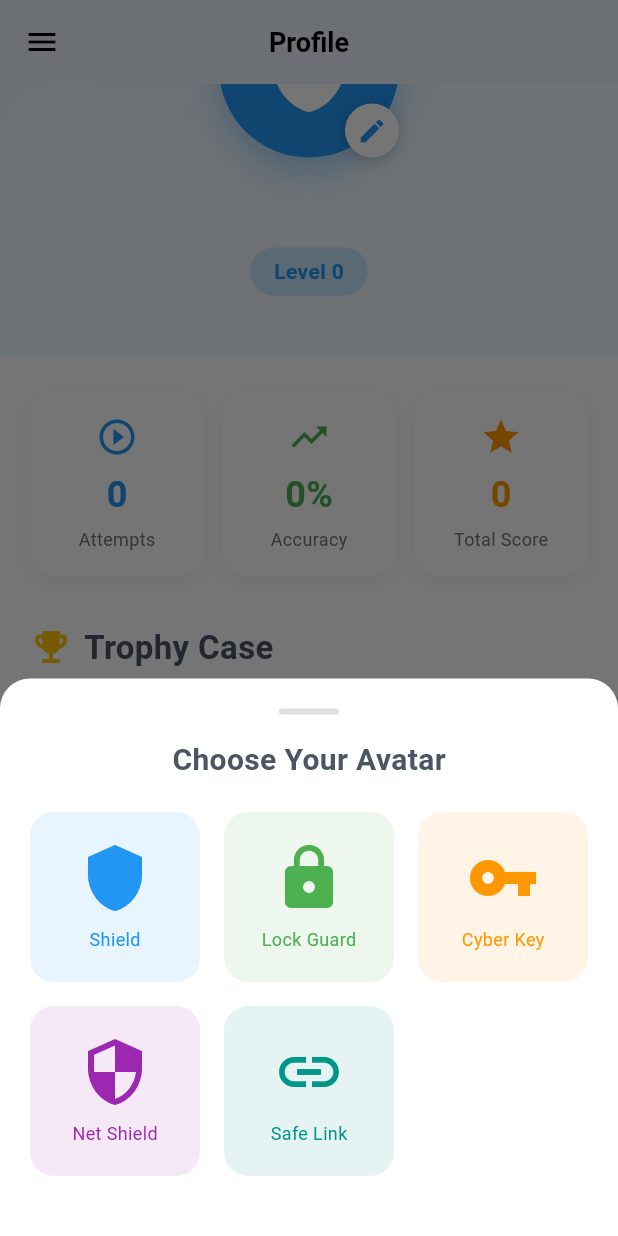
After one commit to Aiman-juns/fyp_cyberguard, a Flutter app: the UserDashboardScreen screen opened by its route, item 6 of the bottom bar chosen, scrolled down 111 dp, after a tap on the "edit" icon, on a phone screen of 412 x 824 dp. The commit adds this screen. Run offline on Flutter 3.47's test engine with Material 3 defaults, Android fonts, the light colour scheme and no system bars; drawn by our look-alikes of salomon_bottom_bar; our stand-ins replace chewie, fl_chart, flutter_riverpod, go_router, google_generative_ai, supabase_flutter and 2 more; accounts and stored records are empty; network calls fail.

Commit message:
new profile icon

```diff
--- a/lib/auth/models/user_model.dart
+++ b/lib/auth/models/user_model.dart
@@ -4,6 +4,7 @@ class UserModel {
   final String fullName;
   final String role;
   final String? avatarUrl;
+  final String avatarId;
   final int totalScore;
   final int level;
 
@@ -13,6 +14,7 @@ class UserModel {
     required this.fullName,
     required this.role,
     this.avatarUrl,
+    required this.avatarId,
     required this.totalScore,
     required this.level,
   });
@@ -25,6 +27,7 @@ class UserModel {
       fullName: json['full_name'] as String,
       role: json['role'] as String,
       avatarUrl: json['avatar_url'] as String?,
+      avatarId: json['avatar_id'] as String? ?? 'shield',
       totalScore: json['total_score'] as int? ?? 0,
       level: json['level'] as int? ?? 1,
     );
@@ -38,6 +41,7 @@ class UserModel {
       'full_name': fullName,
       'role': role,
       'avatar_url': avatarUrl,
+      'avatar_id': avatarId,
       'total_score': totalScore,
       'level': level,
     };
@@ -50,6 +54,7 @@ class UserModel {
     String? fullName,
     String? role,
     String? avatarUrl,
+    String? avatarId,
     int? totalScore,
     int? level,
   }) {
@@ -59,6 +64,7 @@ class UserModel {
       fullName: fullName ?? this.fullName,
       role: role ?? this.role,
       avatarUrl: avatarUrl ?? this.avatarUrl,
+      avatarId: avatarId ?? this.avatarId,
       totalScore: totalScore ?? this.totalScore,
       level: level ?? this.level,
     );
@@ -66,7 +72,7 @@ class UserModel {
 
   @override
   String toString() =>
-      'UserModel(id: $id, email: $email, fullName: $fullName, role: $role, avatarUrl: $avatarUrl, totalScore: $totalScore, level: $level)';
+      'UserModel(id: $id, email: $email, fullName: $fullName, role: $role, avatarUrl: $avatarUrl, avatarId: $avatarId, totalScore: $totalScore, level: $level)';
 
   @override
   bool operator ==(Object other) =>
@@ -78,6 +84,7 @@ class UserModel {
           fullName == other.fullName &&
           role == other.role &&
           avatarUrl == other.avatarUrl &&
+          avatarId == other.avatarId &&
           totalScore == other.totalScore &&
           level == other.level;
 
@@ -88,6 +95,7 @@ class UserModel {
       fullName.hashCode ^
       role.hashCode ^
       avatarUrl.hashCode ^
+      avatarId.hashCode ^
       totalScore.hashCode ^
       level.hashCode;
 }
--- a/lib/auth/providers/auth_provider.dart
+++ b/lib/auth/providers/auth_provider.dart
@@ -1,6 +1,7 @@
 import 'package:flutter_riverpod/flutter_riverpod.dart';
 import '../models/user_model.dart';
 import '../../config/supabase_config.dart';
+import '../../core/services/avatar_service.dart';
 
 /// Auth State enum
 enum AuthState { loading, authenticated, unauthenticated, error }
@@ -95,6 +96,9 @@ class AuthProvider extends StateNotifier<AsyncValue<UserModel?>> {
 
       final user = authResponse.user;
       if (user != null) {
+        // Generate random avatar ID
+        final avatarId = AvatarService.getRandomAvatarId();
+
         // Generate avatar URL from name
         // For Phase 1, using simple DiceBear initials
         final avatarUrl =
@@ -107,6 +111,7 @@ class AuthProvider extends StateNotifier<AsyncValue<UserModel?>> {
           fullName: fullName,
           role: 'user',
           avatarUrl: avatarUrl,
+          avatarId: avatarId,
           totalScore: 0,
           level: 1,
         );
--- a/lib/config/router_config.dart
+++ b/lib/config/router_config.dart
@@ -10,6 +10,7 @@ import '../features/news/screens/news_screen.dart';
 import '../features/news/screens/news_detail_screen.dart';
 import '../features/assistant/screens/assistant_screen.dart';
 import '../features/performance/screens/performance_screen.dart';
+import '../features/profile/screens/profile_screen.dart';
 import '../features/admin/screens/admin_dashboard_screen.dart';
 import '../shared/widgets/custom_drawer.dart';
 import '../shared/widgets/custom_bottom_nav.dart';
@@ -32,6 +33,7 @@ class _UserDashboardScreenState extends ConsumerState<UserDashboardScreen> {
     AssistantScreen(),
     PerformanceScreen(),
     NewsScreen(),
+    ProfileScreen(),
   ];
 
   static const List<String> _titles = [
@@ -40,6 +42,7 @@ class _UserDashboardScreenState extends ConsumerState<UserDashboardScreen> {
     'Assistant',
     'Performance',
     'News',
+    'Profile',
   ];
 
   void _onItemTapped(int index) {
--- /dev/null
+++ b/lib/core/services/avatar_service.dart
@@ -0,0 +1,76 @@
+import 'package:flutter/material.dart';
+import 'dart:math';
+
+/// Data class representing a user avatar
+class AvatarData {
+  final String id;
+  final IconData icon;
+  final Color color;
+  final String name;
+
+  const AvatarData({
+    required this.id,
+    required this.icon,
+    required this.color,
+    required this.name,
+  });
+}
+
+/// Service for managing user avatars
+class AvatarService {
+  static const List<AvatarData> _avatars = [
+    AvatarData(
+      id: 'shield',
+      icon: Icons.shield,
+      color: Colors.blue,
+      name: 'Shield',
+    ),
+    AvatarData(
+      id: 'lock_guard',
+      icon: Icons.lock,
+      color: Colors.green,
+      name: 'Lock Guard',
+    ),
+    AvatarData(
+      id: 'cyber_key',
+      icon: Icons.vpn_key,
+      color: Colors.orange,
+      name: 'Cyber Key',
+    ),
+    AvatarData(
+      id: 'net_shield',
+      icon: Icons.security,
+      color: Colors.purple,
+      name: 'Net Shield',
+    ),
+    AvatarData(
+      id: 'safe_link',
+      icon: Icons.link,
+      color: Colors.teal,
+      name: 'Safe Link',
+    ),
+  ];
+
+  /// Returns a random avatar ID from the available avatars
+  static String getRandomAvatarId() {
+    final random = Random();
+    final index = random.nextInt(_avatars.length);
+    return _avatars[index].id;
+  }
+
+  /// Returns the AvatarData for a given avatar ID
+  /// Falls back to the first avatar if ID is not found
+  static AvatarData getAvatarById(String id) {
+    try {
+      return _avatars.firstWhere((avatar) => avatar.id == id);
+    } catch (e) {
+      // Return default avatar if ID not found
+      return _avatars[0];
+    }
+  }
+
+  /// Returns all available avatars
+  static List<AvatarData> getAllAvatars() {
+    return List.unmodifiable(_avatars);
+  }
+}
--- /dev/null
+++ b/lib/features/profile/screens/profile_screen.dart
@@ -0,0 +1,540 @@
+import 'package:flutter/material.dart';
+import 'package:flutter_riverpod/flutter_riverpod.dart';
+import '../../../auth/providers/auth_provider.dart';
+import '../../../core/services/avatar_service.dart';
+import '../../../config/supabase_config.dart';
+import '../../performance/providers/performance_provider.dart';
+
+class ProfileScreen extends ConsumerWidget {
+  const ProfileScreen({Key? key}) : super(key: key);
+
+  Future<void> _updateAvatar(BuildContext context, WidgetRef ref, String newAvatarId) async {
+    try {
+      final userId = SupabaseConfig.client.auth.currentUser?.id;
+      if (userId == null) return;
+
+      // Update in Supabase
+      await SupabaseConfig.client
+          .from('users')
+          .update({'avatar_id': newAvatarId})
+          .eq('id', userId);
+
+      // Refresh auth state by invalidating the provider
+      ref.invalidate(authProvider);
+
+      if (context.mounted) {
+        Navigator.pop(context);
+        ScaffoldMessenger.of(context).showSnackBar(
+          const SnackBar(content: Text('Avatar updated successfully!')),
+        );
+      }
+    } catch (e) {
+      if (context.mounted) {
+        ScaffoldMessenger.of(context).showSnackBar(
+          SnackBar(content: Text('Failed to update avatar: $e')),
+        );
+      }
+    }
+  }
+
+  void _showAvatarPicker(BuildContext context, WidgetRef ref, String currentAvatarId) {
+    showModalBottomSheet(
+      context: context,
+      shape: const RoundedRectangleBorder(
+        borderRadius: BorderRadius.vertical(top: Radius.circular(20)),
+      ),
+      builder: (context) {
+        return Container(
+          padding: const EdgeInsets.all(20),
+          child: Column(
+            mainAxisSize: MainAxisSize.min,
+            children: [
+              Container(
+                width: 40,
+                height: 4,
+                decoration: BoxDecoration(
+                  color: Colors.grey.shade300,
+                  borderRadius: BorderRadius.circular(2),
+                ),
+              ),
+              const SizedBox(height: 16),
+              Text(
+                'Choose Your Avatar',
+                style: TextStyle(
+                  fontSize: 20,
+                  fontWeight: FontWeight.bold,
+                ),
+              ),
+              const SizedBox(height: 20),
+              GridView.builder(
+                shrinkWrap: true,
+                physics: const NeverScrollableScrollPhysics(),
+                gridDelegate: const SliverGridDelegateWithFixedCrossAxisCount(
+                  crossAxisCount: 3,
+                  crossAxisSpacing: 16,
+                  mainAxisSpacing: 16,
+                  childAspectRatio: 1,
+                ),
+                itemCount: AvatarService.getAllAvatars().length,
+                itemBuilder: (context, index) {
+                  final avatar = AvatarService.getAllAvatars()[index];
+                  final isSelected = avatar.id == currentAvatarId;
+
+                  return GestureDetector(
+                    onTap: () => _updateAvatar(context, ref, avatar.id),
+                    child: Container(
+                      decoration: BoxDecoration(
+                        color: avatar.color.withOpacity(0.1),
+                        borderRadius: BorderRadius.circular(16),
+                        border: Border.all(
+                          color: isSelected ? avatar.color : Colors.transparent,
+                          width: 3,
+                        ),
+                      ),
+                      child: Column(
+                        mainAxisAlignment: MainAxisAlignment.center,
+                        children: [
+                          Icon(
+                            avatar.icon,
+                            size: 48,
+                            color: avatar.color,
+                          ),
+                          const SizedBox(height: 8),
+                          Text(
+                            avatar.name,
+                            style: TextStyle(
+                              fontSize: 12,
+                              fontWeight: isSelected ? FontWeight.bold : FontWeight.normal,
+                              color: avatar.color,
+                            ),
+                          ),
+                          if (isSelected)
+                            Icon(
+                              Icons.check_circle,
+                              color: avatar.color,
+                              size: 16,
+                            ),
+                        ],
+                      ),
+                    ),
+                  );
+                },
+              ),
+              const SizedBox(height: 20),
+            ],
+          ),
+        );
+      },
+    );
+  }
+
+  @override
+  Widget build(BuildContext context, WidgetRef ref) {
+    final authState = ref.watch(authProvider);
+    final isDark = Theme.of(context).brightness == Brightness.dark;
+
+    return authState.when(
+      data: (user) {
+        if (user == null) {
+          return Center(
+            child: Text('Please log in to view your profile'),
+          );
+        }
+
+        final avatar = AvatarService.getAvatarById(user.avatarId);
+        final performanceAsync = ref.watch(performanceProvider);
+        final achievementsAsync = ref.watch(userAchievementsProvider);
+
+        return SingleChildScrollView(
+          child: Column(
+            children: [
+              // Header with Avatar
+              Container(
+                width: double.infinity,
+                padding: const EdgeInsets.symmetric(vertical: 40, horizontal: 20),
+                decoration: BoxDecoration(
+                  gradient: LinearGradient(
+                    begin: Alignment.topLeft,
+                    end: Alignment.bottomRight,
+                    colors: isDark
+                        ? [const Color(0xFF1A1A2E), const Color(0xFF16213E)]
+                        : [avatar.color.withOpacity(0.1), avatar.color.withOpacity(0.05)],
+                  ),
+                ),
+                child: Column(
+                  children: [
+                    // Avatar with Edit button
+                    Stack(
+                      children: [
+                        Container(
+                          width: 120,
+                          height: 120,
+                          decoration: BoxDecoration(
+                            color: avatar.color,
+                            shape: BoxShape.circle,
+                            boxShadow: [
+                              BoxShadow(
+                                color: avatar.color.withOpacity(0.4),
+                                blurRadius: 20,
+                                offset: const Offset(0, 8),
+                              ),
+                            ],
+                          ),
+                          child: Icon(
+                            avatar.icon,
+                            size: 64,
+                            color: Colors.white,
+                          ),
+                        ),
+                        Positioned(
+                          bottom: 0,
+                          right: 0,
+                          child: GestureDetector(
+                            onTap: () => _showAvatarPicker(context, ref, user.avatarId),
+                            child: Container(
+                              padding: const EdgeInsets.all(8),
+                              decoration: BoxDecoration(
+                                color: Colors.white,
+                                shape: BoxShape.circle,
+                                boxShadow: [
+                                  BoxShadow(
+                                    color: Colors.black.withOpacity(0.2),
+                                    blurRadius: 8,
+                                    offset: const Offset(0, 2),
+                                  ),
+                                ],
+                              ),
+                              child: Icon(
+                                Icons.edit,
+                                size: 20,
+                                color: avatar.color,
+                              ),
+                            ),
+                          ),
+                        ),
+                      ],
+                    ),
+                    const SizedBox(height: 16),
+                    // Name
+                    Text(
+                      user.fullName,
+                      style: TextStyle(
+                        fontSize: 28,
+                        fontWeight: FontWeight.bold,
+                      ),
+                    ),
+                    const SizedBox(height: 4),
+                    // Level
+                    Container(
+                      padding: const EdgeInsets.symmetric(horizontal: 16, vertical: 6),
+                      decoration: BoxDecoration(
+                        color: avatar.color.withOpacity(0.2),
+                        borderRadius: BorderRadius.circular(20),
+                      ),
+                      child: Text(
+                        'Level ${user.level}',
+                        style: TextStyle(
+                          fontSize: 14,
+                          color: avatar.color,
+                          fontWeight: FontWeight.w600,
+                        ),
+                      ),
+                    ),
+                  ],
+                ),
+              ),
+
+              const SizedBox(height: 24),
+
+              // Stats Row
+              Padding(
+                padding: const EdgeInsets.symmetric(horizontal: 20),
+                child: performanceAsync.when(
+                  data: (stats) {
+                    return Row(
+                      children: [
+                        Expanded(
+                          child: _StatCard(
+                            title: 'Attempts',
+                            value: stats.totalAttempts.toString(),
+                            icon: Icons.play_circle_outline,
+                            color: Colors.blue,
+                            isDark: isDark,
+                          ),
+                        ),
+                        const SizedBox(width: 12),
+                        Expanded(
+                          child: _StatCard(
+                            title: 'Accuracy',
+                            value: '${stats.accuracyPercentage.toStringAsFixed(0)}%',
+                            icon: Icons.trending_up,
+                            color: Colors.green,
+                            isDark: isDark,
+                          ),
+                        ),
+                        const SizedBox(width: 12),
+                        Expanded(
+                          child: _StatCard(
+                            title: 'Total Score',
+                            value: stats.totalScore.toString(),
+                            icon: Icons.star,
+                            color: Colors.orange,
+                            isDark: isDark,
+                          ),
+                        ),
+                      ],
+                    );
+                  },
+                  loading: () => const Center(child: CircularProgressIndicator()),
+                  error: (e, _) => Text('Error loading stats: $e'),
+                ),
+              ),
+
+              const SizedBox(height: 32),
+
+              // Trophy Case Section
+              Padding(
+                padding: const EdgeInsets.symmetric(horizontal: 20),
+                child: Column(
+                  crossAxisAlignment: CrossAxisAlignment.start,
+                  children: [
+                    Row(
+                      children: [
+                        Icon(Icons.emoji_events, color: Colors.amber, size: 28),
+                        const SizedBox(width: 8),
+                        Text(
+                          'Trophy Case',
+                          style: TextStyle(
+                            fontSize: 22,
+                            fontWeight: FontWeight.bold,
+                          ),
+                        ),
+                      ],
+                    ),
+                    const SizedBox(height: 16),
+                    achievementsAsync.when(
+                      data: (achievements) {
+                        if (achievements.isEmpty) {
+                          return Container(
+                            padding: const EdgeInsets.all(32),
+                            decoration: BoxDecoration(
+                              color: isDark ? Colors.grey.shade900 : Colors.grey.shade100,
+                              borderRadius: BorderRadius.circular(16),
+                              border: Border.all(
+                                color: isDark ? Colors.grey.shade800 : Colors.grey.shade300,
+                              ),
+                            ),
+                            child: Column(
+                              children: [
+                                Icon(
+                                  Icons.emoji_events_outlined,
+                                  size: 64,
+                                  color: Colors.grey.shade400,
+                                ),
+                                const SizedBox(height: 16),
+                                Text(
+                                  'No badges yet!',
+                                  style: TextStyle(
+                                    fontSize: 18,
+                                    fontWeight: FontWeight.bold,
+                                    color: Colors.grey.shade600,
+                                  ),
+                                ),
+                                const SizedBox(height: 8),
+                                Text(
+                                  'Complete training modules to earn your first badge',
+                                  textAlign: TextAlign.center,
+                                  style: TextStyle(
+                                    fontSize: 14,
+                                    color: Colors.grey.shade500,
+                                  ),
+                                ),
+                              ],
+                            ),
+                          );
+                        }
+
+                        return GridView.builder(
+                          shrinkWrap: true,
+                          physics: const NeverScrollableScrollPhysics(),
+                          gridDelegate: const SliverGridDelegateWithFixedCrossAxisCount(
+                            crossAxisCount: 3,
+                            crossAxisSpacing: 12,
+                            mainAxisSpacing: 12,
+                            childAspectRatio: 0.9,
+                          ),
+                          itemCount: achievements.length,
+                          itemBuilder: (context, index) {
+                            final achievement = achievements[index];
+                            return _BadgeCard(
+                              title: achievement.title,
+                              icon: _getAchievementIcon(achievement.badgeType),
+                              color: _getAchievementColor(achievement.badgeType),
+                              earnedAt: achievement.earnedAt ?? DateTime.now(),
+                              isDark: isDark,
+                            );
+                          },
+                        );
+                      },
+                      loading: () => const Center(child: CircularProgressIndicator()),
+                      error: (e, _) => Text('Error loading badges: $e'),
+                    ),
+                  ],
+                ),
+              ),
+
+              const SizedBox(height: 32),
+            ],
+          ),
+        );
+      },
+      loading: () => const Center(child: CircularProgressIndicator()),
+      error: (error, _) => Center(child: Text('Error: $error')),
+    );
+  }
+
+  IconData _getAchievementIcon(String type) {
+    switch (type) {
+      case 'perfect_score':
+        return Icons.stars;
+      case 'speed_demon':
+        return Icons.flash_on;
+      case 'first_module':
+        return Icons.school;
+      case 'streak_master':
+        return Icons.local_fire_department;
+      default:
+        return Icons.emoji_events;
+    }
+  }
+
+  Color _getAchievementColor(String type) {
+    switch (type) {
+      case 'perfect_score':
+        return Colors.amber;
+      case 'speed_demon':
+        return Colors.orange;
+      case 'first_module':
+        return Colors.blue;
+      case 'streak_master':
+        return Colors.red;
+      default:
+        return Colors.purple;
+    }
+  }
+}
+
+class _StatCard extends StatelessWidget {
+  final String title;
+  final String value;
+  final IconData icon;
+  final Color color;
+  final bool isDark;
+
+  const _StatCard({
+    required this.title,
+    required this.value,
+    required this.icon,
+    required this.color,
+    required this.isDark,
+  });
+
+  @override
+  Widget build(BuildContext context) {
+    return Container(
+      padding: const EdgeInsets.all(16),
+      decoration: BoxDecoration(
+        color: isDark ? Colors.grey.shade900 : Colors.white,
+        borderRadius: BorderRadius.circular(16),
+        boxShadow: [
+          BoxShadow(
+            color: Colors.black.withOpacity(0.05),
+            blurRadius: 10,
+            offset: const Offset(0, 4),
+          ),
+        ],
+      ),
+      child: Column(
+        children: [
+          Icon(icon, color: color, size: 28),
+          const SizedBox(height: 8),
+          Text(
+            value,
+            style: TextStyle(
+              fontSize: 24,
+              fontWeight: FontWeight.bold,
+              color: color,
+            ),
+          ),
+          const SizedBox(height: 4),
+          Text(
+            title,
+            style: TextStyle(
+              fontSize: 12,
+              color: isDark ? Colors.grey.shade400 : Colors.grey.shade600,
+            ),
+          ),
+        ],
+      ),
+    );
+  }
+}
+
+class _BadgeCard extends StatelessWidget {
+  final String title;
+  final IconData icon;
+  final Color color;
+  final DateTime earnedAt;
+  final bool isDark;
+
+  const _BadgeCard({
+    required this.title,
+    required this.icon,
+    required this.color,
+    required this.earnedAt,
+    required this.isDark,
+  });
+
+  @override
+  Widget build(BuildContext context) {
+    return Container(
+      padding: const EdgeInsets.all(12),
+      decoration: BoxDecoration(
+        color: isDark ? Colors.grey.shade900 : Colors.white,
+        borderRadius: BorderRadius.circular(16),
+        border: Border.all(color: color.withOpacity(0.3), width: 2),
+        boxShadow: [
+          BoxShadow(
+            color: color.withOpacity(0.1),
+            blurRadius: 8,
+            offset: const Offset(0, 4),
+          ),
+        ],
+      ),
+      child: Column(
+        mainAxisAlignment: MainAxisAlignment.center,
+        children: [
+          Container(
+            padding: const EdgeInsets.all(12),
+            decoration: BoxDecoration(
+              color: color.withOpacity(0.1),
+              shape: BoxShape.circle,
+            ),
+            child: Icon(icon, color: color, size: 32),
+          ),
+          const SizedBox(height: 8),
+          Text(
+            title,
+            textAlign: TextAlign.center,
+            maxLines: 2,
+            overflow: TextOverflow.ellipsis,
+            style: TextStyle(
+              fontSize: 11,
+              fontWeight: FontWeight.w600,
+            ),
+          ),
+        ],
+      ),
+    );
+  }
+}
--- a/lib/shared/widgets/custom_bottom_nav.dart
+++ b/lib/shared/widgets/custom_bottom_nav.dart
@@ -44,6 +44,11 @@ class CustomBottomNav extends StatelessWidget {
           title: const Text('News'),
           selectedColor: Colors.blue,
         ),
+        SalomonBottomBarItem(
+          icon: const Icon(Icons.person),
+          title: const Text('Profile'),
+          selectedColor: Colors.green,
+        ),
       ],
     );
   }
```
